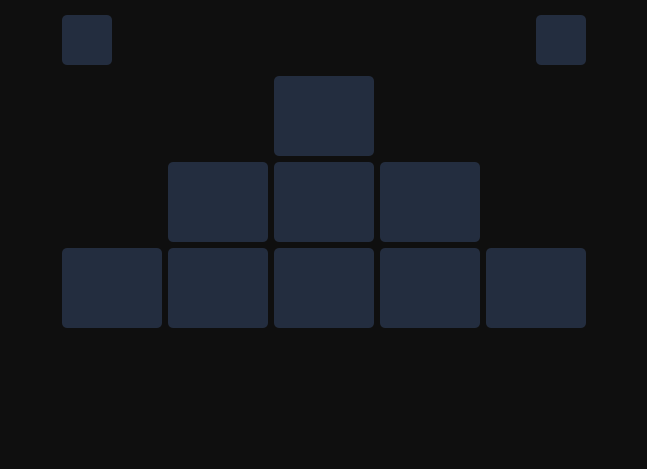
This is forms/PyramidGame.ui in SayedReda1/TicTacToeGames as Qt 5 draws it before an edit. The edited form follows.
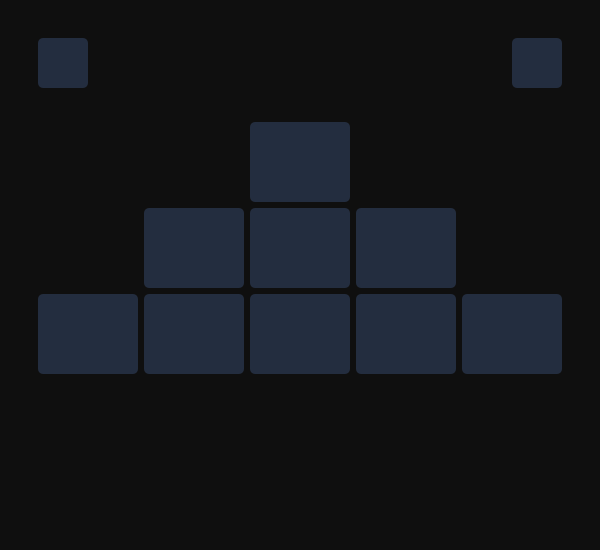
This is the edited form. Icons and pictures are not drawn.

Commit message: Added Home Window and connected the games

```diff
--- a/forms/PyramidGame.ui
+++ b/forms/PyramidGame.ui
@@ -6,14 +6,14 @@
    <rect>
     <x>0</x>
     <y>0</y>
-    <width>647</width>
-    <height>469</height>
+    <width>600</width>
+    <height>550</height>
    </rect>
   </property>
   <property name="minimumSize">
    <size>
-    <width>450</width>
-    <height>380</height>
+    <width>600</width>
+    <height>550</height>
    </size>
   </property>
   <property name="styleSheet">
@@ -364,8 +364,14 @@
      </property>
     </spacer>
    </item>
-   <item row="5" column="3">
+   <item row="5" column="3" alignment="Qt::AlignHCenter">
     <widget class="QLabel" name="vsLabel">
+     <property name="maximumSize">
+      <size>
+       <width>50</width>
+       <height>50</height>
+      </size>
+     </property>
      <property name="text">
       <string/>
      </property>
```
Left out of the diff: 4 changed lines with no effect on the pictures. The commit also changes 19 other files.
